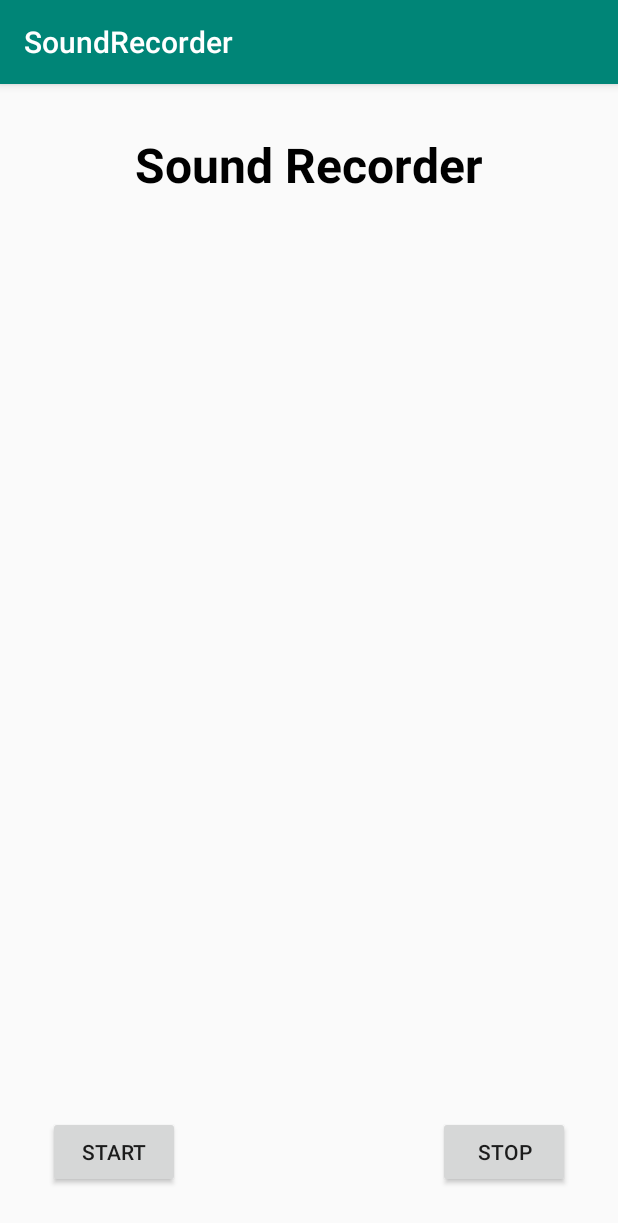
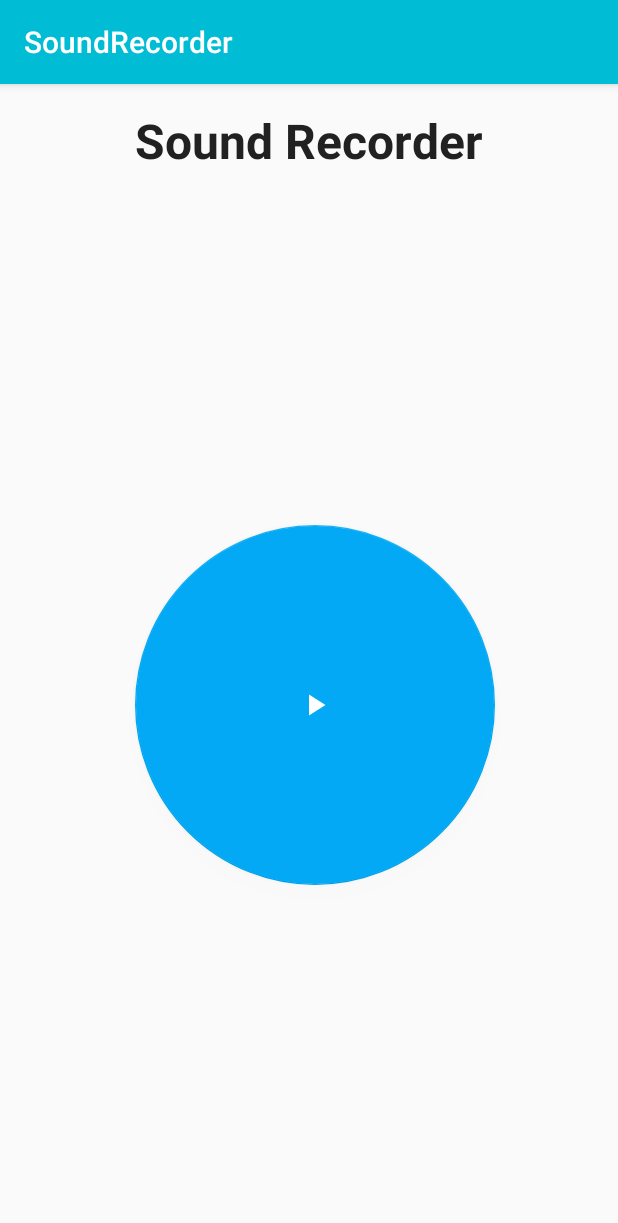
Before and after one commit to artyomefimov/SoundRecorder, an Android app: the screen it shows after launch (MainActivity before the commit, RecordActivity after it), on a phone screen of 412 x 824 dp. Shown: the top 1223 px of the screen. Run offline under Robolectric (Android 15) with nearby library versions, the phone set to English and light mode, and no system bars.

Commit message:
added round button that is responsible for starting and stopping the recording, fixed bug when appeared when the screen was rotated

```diff
--- a/app/build.gradle
+++ b/app/build.gradle
@@ -26,6 +26,7 @@ dependencies {
     implementation fileTree(dir: 'libs', include: ['*.jar'])
     implementation"org.jetbrains.kotlin:kotlin-stdlib-jdk7:$kotlin_version"
     implementation 'com.android.support:appcompat-v7:28.0.0'
+    implementation 'com.android.support:design:28.0.0'
     implementation 'com.android.support.constraint:constraint-layout:1.1.3'
     implementation 'org.jetbrains.anko:anko-common:0.10.8'
     testImplementation 'junit:junit:4.12'
--- a/app/src/main/AndroidManifest.xml
+++ b/app/src/main/AndroidManifest.xml
@@ -12,7 +12,7 @@
             android:roundIcon="@mipmap/ic_launcher_round"
             android:supportsRtl="true"
             android:theme="@style/AppTheme" tools:ignore="GoogleAppIndexingWarning">
-        <activity android:name=".MainActivity">
+        <activity android:name=".RecordActivity">
             <intent-filter>
                 <action android:name="android.intent.action.MAIN"/>
 
--- a/app/src/main/java/com/artyomefimov/soundrecorder/MainActivity.kt
+++ /dev/null
@@ -1,99 +0,0 @@
-package com.artyomefimov.soundrecorder
-
-import android.Manifest
-import android.content.pm.PackageManager
-import android.media.MediaRecorder
-import android.os.Bundle
-import android.os.Environment
-import android.support.v4.app.ActivityCompat
-import android.support.v4.content.ContextCompat
-import android.support.v7.app.AppCompatActivity
-import kotlinx.android.synthetic.main.activity_main.*
-import org.jetbrains.anko.toast
-import java.io.IOException
-
-class MainActivity : AppCompatActivity() {
-
-    private var output: String? = null
-    private var mediaRecorder: MediaRecorder? = null
-    private var isRecording: Boolean = false
-    private var isPermissionGranted: Boolean = false
-
-    override fun onCreate(savedInstanceState: Bundle?) {
-        super.onCreate(savedInstanceState)
-        setContentView(R.layout.activity_main)
-
-        if (isPermissionNotGranted(Manifest.permission.RECORD_AUDIO)
-            && isPermissionNotGranted(Manifest.permission.WRITE_EXTERNAL_STORAGE)
-        ) {
-
-            val permissions = arrayOf(
-                android.Manifest.permission.RECORD_AUDIO,
-                android.Manifest.permission.WRITE_EXTERNAL_STORAGE,
-                android.Manifest.permission.READ_EXTERNAL_STORAGE
-            )
-
-            ActivityCompat.requestPermissions(this, permissions, 10)
-        } else {
-            isPermissionGranted = true
-        }
-
-        output =
-            Environment.getExternalStorageDirectory().absolutePath + "/record.mp3"
-
-        button_start.setOnClickListener {
-            if (isPermissionGranted) {
-                startRecording()
-            }
-        }
-
-        button_stop.setOnClickListener {
-            stopRecording()
-        }
-    }
-
-    override fun onRequestPermissionsResult(requestCode: Int, permissions: Array<out String>, grantResults: IntArray) {
-        super.onRequestPermissionsResult(requestCode, permissions, grantResults)
-        if (requestCode == 10 && grantResults[0] == PackageManager.PERMISSION_GRANTED) {
-            isPermissionGranted = true
-        }
-    }
-
-    private fun isPermissionNotGranted(permission: String): Boolean {
-        return ContextCompat.checkSelfPermission(this, permission) != PackageManager.PERMISSION_GRANTED
-    }
-
-    private fun startRecording() {
-        try {
-            resetMediaRecorder()
-            mediaRecorder?.prepare()
-            mediaRecorder?.start()
-            isRecording = true
-
-            toast("Recording was started")
-        } catch (e: IOException) {
-            e.printStackTrace()
-        }
-    }
-
-    private fun stopRecording() {
-        if (isRecording) {
-            mediaRecorder?.stop()
-            mediaRecorder?.release()
-            mediaRecorder = null
-            isRecording = false
-
-            toast("Recording was stopped")
-        } else {
-            toast("Recording is not active")
-        }
-    }
-
-    private fun resetMediaRecorder() {
-        mediaRecorder = MediaRecorder()
-        mediaRecorder?.setAudioSource(MediaRecorder.AudioSource.MIC)
-        mediaRecorder?.setOutputFormat(MediaRecorder.OutputFormat.MPEG_4)
-        mediaRecorder?.setAudioEncoder(MediaRecorder.AudioEncoder.AAC)
-        mediaRecorder?.setOutputFile(output)
-    }
-}
--- /dev/null
+++ b/app/src/main/java/com/artyomefimov/soundrecorder/RecordActivity.kt
@@ -0,0 +1,77 @@
+package com.artyomefimov.soundrecorder
+
+import android.Manifest
+import android.content.pm.PackageManager
+import android.os.Bundle
+import android.support.v4.app.ActivityCompat
+import android.support.v4.content.ContextCompat
+import android.support.v7.app.AppCompatActivity
+import android.view.Window
+import kotlinx.android.synthetic.main.activity_main.*
+import org.jetbrains.anko.toast
+
+class RecordActivity : AppCompatActivity() {
+
+    companion object {
+        private const val REQUEST_CODE = 10
+    }
+
+    private var isPermissionGranted: Boolean = false
+    private var buttonState: RecorderController.RecordButtonState = RecorderController.RecordButtonState.STOPPED
+
+    override fun onCreate(savedInstanceState: Bundle?) {
+        super.onCreate(savedInstanceState)
+        requestWindowFeature(Window.FEATURE_NO_TITLE)
+        setContentView(R.layout.activity_main)
+
+        if (isPermissionNotGranted(Manifest.permission.RECORD_AUDIO)
+            && isPermissionNotGranted(Manifest.permission.WRITE_EXTERNAL_STORAGE)
+        ) {
+
+            val permissions = arrayOf(
+                android.Manifest.permission.RECORD_AUDIO,
+                android.Manifest.permission.WRITE_EXTERNAL_STORAGE,
+                android.Manifest.permission.READ_EXTERNAL_STORAGE
+            )
+
+            ActivityCompat.requestPermissions(this, permissions, REQUEST_CODE)
+        } else {
+            isPermissionGranted = true
+        }
+
+        RecorderController.init()
+
+        updateButtonState()
+
+        button_record.setOnClickListener {
+            if (isPermissionGranted) {
+                RecorderController.handleClick()
+                updateButtonState()
+                showToastIfFinished()
+            } else {
+                toast("Permissions not granted!")
+            }
+        }
+    }
+
+    private fun updateButtonState() {
+        buttonState = RecorderController.currentState
+        button_record.setImageResource(buttonState.resourceId)
+    }
+
+    private fun showToastIfFinished() {
+        if (buttonState == RecorderController.RecordButtonState.STOPPED)
+            toast("Recording was finished!")
+    }
+
+    override fun onRequestPermissionsResult(requestCode: Int, permissions: Array<out String>, grantResults: IntArray) {
+        super.onRequestPermissionsResult(requestCode, permissions, grantResults)
+        if (requestCode == REQUEST_CODE && grantResults[0] == PackageManager.PERMISSION_GRANTED) {
+            isPermissionGranted = true
+        }
+    }
+
+    private fun isPermissionNotGranted(permission: String): Boolean {
+        return ContextCompat.checkSelfPermission(this, permission) != PackageManager.PERMISSION_GRANTED
+    }
+}
--- /dev/null
+++ b/app/src/main/java/com/artyomefimov/soundrecorder/RecorderController.kt
@@ -0,0 +1,74 @@
+package com.artyomefimov.soundrecorder
+
+import android.media.MediaRecorder
+import android.os.Environment
+import android.util.Log
+import java.io.IOException
+
+object RecorderController {
+    private var isFirst = true
+    lateinit var currentState: RecordButtonState
+
+    enum class RecordButtonState(val resourceId: Int) {
+        STARTED(R.drawable.ic_action_pause),
+        STOPPED(R.drawable.ic_action_play)
+    }
+
+    private const val TAG = "RecordActivity"
+
+    private var isRecording: Boolean = false
+    private var mediaRecorder: MediaRecorder? = null
+    private var output: String? = null
+
+    fun init() {
+        if (isFirst) {
+            output =
+                Environment.getExternalStorageDirectory().absolutePath + "/record.mp3"
+            resetMediaRecorder()
+            currentState = RecorderController.RecordButtonState.STOPPED
+            isFirst = false
+        }
+    }
+
+    fun handleClick() {
+        if (!isRecording)
+            startRecording()
+        else
+            stopRecording()
+    }
+
+    private fun resetMediaRecorder() {
+        mediaRecorder = MediaRecorder()
+        mediaRecorder?.setAudioSource(MediaRecorder.AudioSource.MIC)
+        mediaRecorder?.setOutputFormat(MediaRecorder.OutputFormat.MPEG_4)
+        mediaRecorder?.setAudioEncoder(MediaRecorder.AudioEncoder.AAC)
+        mediaRecorder?.setOutputFile(output)
+    }
+
+    private fun startRecording() {
+        try {
+            resetMediaRecorder()
+            mediaRecorder?.prepare()
+            mediaRecorder?.start()
+            isRecording = true
+
+            Log.i(TAG, "Recording was started!")
+            currentState = RecorderController.RecordButtonState.STARTED
+        } catch (e: IOException) {
+            Log.i(TAG, "Could not start recording!")
+            Log.e(TAG, e.localizedMessage)
+            currentState = RecorderController.RecordButtonState.STOPPED
+        }
+    }
+
+    private fun stopRecording() {
+        mediaRecorder?.stop()
+        mediaRecorder?.release()
+        mediaRecorder = null
+        isRecording = false
+
+        Log.i(TAG, "Recording was stopped!")
+
+        currentState = RecorderController.RecordButtonState.STOPPED
+    }
+}
--- /dev/null
+++ b/app/src/main/res/drawable-anydpi/ic_action_pause.xml
@@ -0,0 +1,10 @@
+<vector xmlns:android="http://schemas.android.com/apk/res/android"
+    android:width="24dp"
+    android:height="24dp"
+    android:viewportWidth="24"
+    android:viewportHeight="24"
+    android:tint="#FFFFFF">
+    <path
+        android:fillColor="#FF000000"
+        android:pathData="M6,19h4L10,5L6,5v14zM14,5v14h4L18,5h-4z"/>
+</vector>
--- /dev/null
+++ b/app/src/main/res/drawable-anydpi/ic_action_play.xml
@@ -0,0 +1,10 @@
+<vector xmlns:android="http://schemas.android.com/apk/res/android"
+    android:width="24dp"
+    android:height="24dp"
+    android:viewportWidth="24"
+    android:viewportHeight="24"
+    android:tint="#FFFFFF">
+    <path
+        android:fillColor="#FF000000"
+        android:pathData="M8,5v14l11,-7z"/>
+</vector>
--- /dev/null
+++ b/app/src/main/res/drawable/style_record_button.xml
@@ -0,0 +1,22 @@
+<?xml version="1.0" encoding="utf-8"?>
+<selector xmlns:android="http://schemas.android.com/apk/res/android">
+    <item
+            android:state_pressed="true">
+        <shape android:shape="oval">
+            <solid android:color="@color/colorRecordPressed"/>
+            <size android:width="240dp" android:height="240dp"/>
+        </shape>
+    </item>
+    <item android:state_focused="true">
+        <shape android:shape="oval">
+            <solid android:color="@color/colorRecordNotPressed"/>
+            <size android:width="240dp" android:height="240dp"/>
+        </shape>
+    </item>
+    <item >
+        <shape android:shape="oval">
+            <solid android:color="@color/colorRecordNotPressed"/>
+            <size android:width="240dp" android:height="240dp"/>
+        </shape>
+    </item>
+</selector>
--- a/app/src/main/res/layout/activity_main.xml
+++ b/app/src/main/res/layout/activity_main.xml
@@ -1,41 +1,38 @@
 <?xml version="1.0" encoding="utf-8"?>
-<RelativeLayout
+<android.support.constraint.ConstraintLayout
         xmlns:android="http://schemas.android.com/apk/res/android"
+        xmlns:app="http://schemas.android.com/apk/res-auto"
         xmlns:tools="http://schemas.android.com/tools"
-        android:layout_width="match_parent" android:layout_height="match_parent"
-        tools:context=".MainActivity">
+        android:layout_width="match_parent"
+        android:layout_height="match_parent"
+        tools:context=".RecordActivity">
 
     <TextView
             android:id="@+id/sound_recorder_header"
             android:layout_width="wrap_content"
             android:layout_height="wrap_content"
             android:text="@string/header_name"
-            android:layout_centerHorizontal="true"
             android:textSize="32sp"
             android:textStyle="bold"
-            android:textColor="#000"
-            android:layout_marginTop="32dp"/>
+            android:textColor="#212121"
+            app:layout_constraintEnd_toEndOf="parent"
+            app:layout_constraintStart_toStartOf="parent"
+            android:layout_marginTop="16dp"
+            app:layout_constraintTop_toTopOf="parent"/>
 
-    <Button
-            android:id="@+id/button_start"
+    <android.support.design.widget.FloatingActionButton
+            android:id="@+id/button_record"
             android:layout_width="wrap_content"
             android:layout_height="wrap_content"
-            android:text="@string/button_start"
-            android:layout_alignParentBottom="true"
-            android:layout_marginLeft="32dp"
-            android:layout_marginStart="32dp"
-            android:layout_marginBottom="32dp"
-            android:layout_centerVertical="true"/>
+            android:background="@drawable/style_record_button"
+            app:layout_constraintTop_toBottomOf="@+id/sound_recorder_header"
+            app:layout_constraintBottom_toBottomOf="parent"
+            app:layout_constraintEnd_toEndOf="parent"
+            android:layout_marginRight="8dp"
+            android:layout_marginStart="8dp"
+            app:layout_constraintStart_toStartOf="parent"
+            android:layout_marginLeft="8dp"
+            android:src = "@drawable/ic_action_play"
+            app:fabCustomSize="240dp"/>
 
-    <Button
-            android:id="@+id/button_stop"
-            android:layout_width="wrap_content"
-            android:layout_height="wrap_content"
-            android:text="@string/button_stop"
-            android:layout_alignParentBottom="true"
-            android:layout_alignParentRight="true"
-            android:layout_marginBottom="32dp"
-            android:layout_marginRight="32dp"
-            android:layout_alignParentEnd="true"
-            android:layout_marginEnd="32dp"/>
-</RelativeLayout>
+</android.support.constraint.ConstraintLayout>
--- a/app/src/main/res/values/colors.xml
+++ b/app/src/main/res/values/colors.xml
@@ -1,6 +1,8 @@
 <?xml version="1.0" encoding="utf-8"?>
 <resources>
-    <color name="colorPrimary">#008577</color>
-    <color name="colorPrimaryDark">#00574B</color>
-    <color name="colorAccent">#D81B60</color>
+    <color name="colorPrimary">#00BCD4</color>
+    <color name="colorPrimaryDark">#0097A7</color>
+    <color name="colorAccent">#03A9F4</color>
+    <color name="colorRecordPressed">#2196F3</color>
+    <color name="colorRecordNotPressed">#03A9F4</color>
 </resources>
```
Also changed, not shown: app/src/main/res/drawable-hdpi/ic_action_pause.png (added), app/src/main/res/drawable-hdpi/ic_action_play.png (added), app/src/main/res/drawable-mdpi/ic_action_pause.png (added), app/src/main/res/drawable-mdpi/ic_action_play.png (added), app/src/main/res/drawable-xhdpi/ic_action_pause.png (added), app/src/main/res/drawable-xhdpi/ic_action_play.png (added), app/src/main/res/drawable-xxhdpi/ic_action_pause.png (added), app/src/main/res/drawable-xxhdpi/ic_action_play.png (added).
